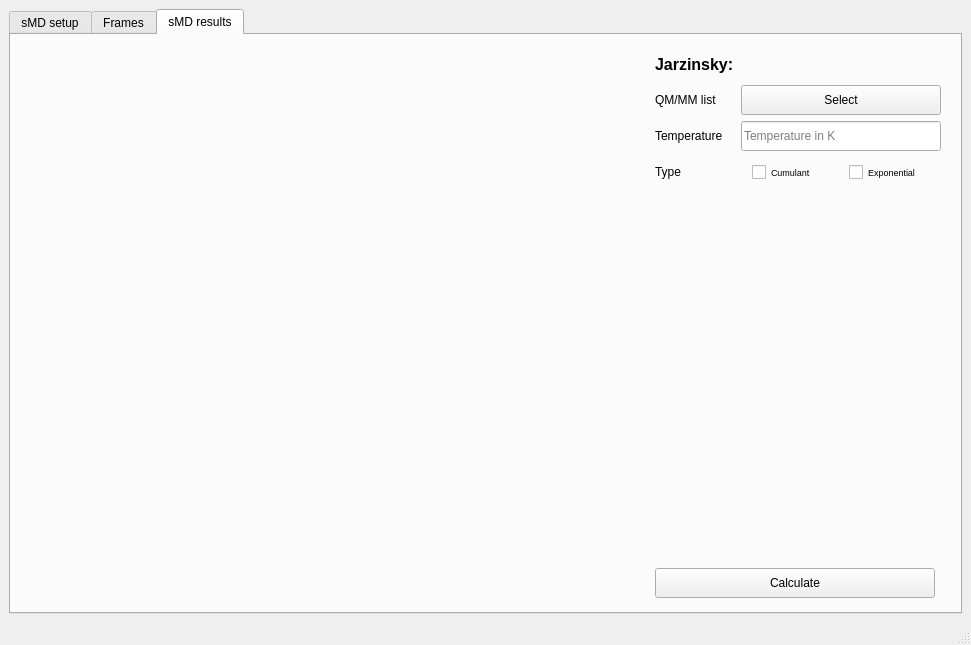
Before: the Qt Designer form smarts_gui/ui_files/simula.ui in CAMDgraz/SmarTSzyme_plugin, drawn with Qt 5.
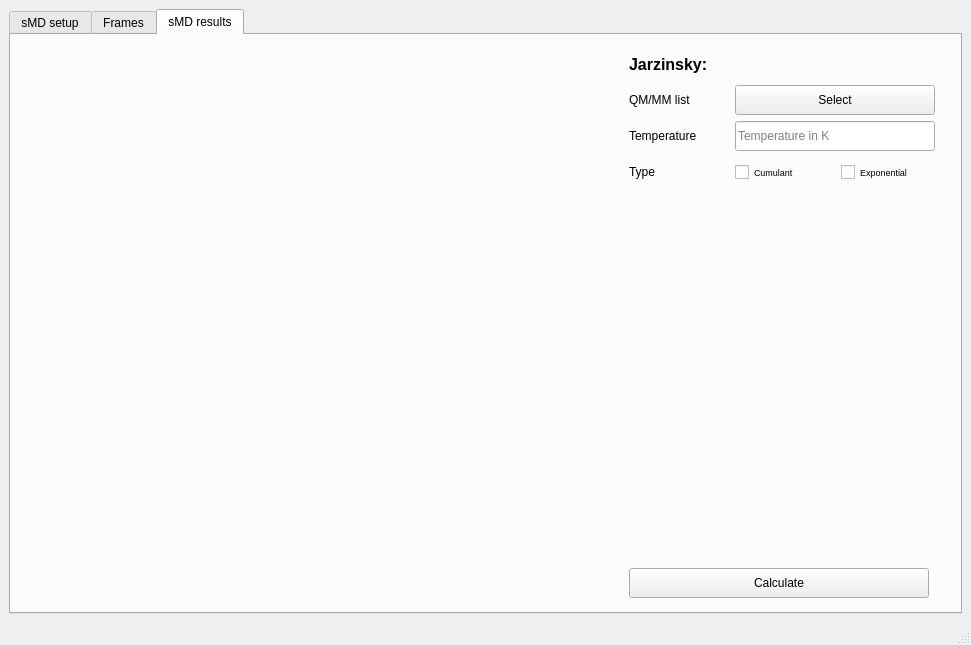
After: the same form once the commit is applied. The open tabs and pages were chosen to show the change.

Patch:
```diff
--- a/smarts_gui/ui_files/simula.ui
+++ b/smarts_gui/ui_files/simula.ui
@@ -797,13 +797,13 @@
              <widget class="QLabel" name="label_46">
               <property name="minimumSize">
                <size>
-                <width>80</width>
+                <width>100</width>
                 <height>30</height>
                </size>
               </property>
               <property name="maximumSize">
                <size>
-                <width>80</width>
+                <width>100</width>
                 <height>30</height>
                </size>
               </property>
@@ -816,13 +816,13 @@
              <widget class="QLabel" name="label_47">
               <property name="minimumSize">
                <size>
-                <width>80</width>
+                <width>100</width>
                 <height>30</height>
                </size>
               </property>
               <property name="maximumSize">
                <size>
-                <width>80</width>
+                <width>100</width>
                 <height>30</height>
                </size>
               </property>
@@ -837,13 +837,13 @@
                <widget class="QCheckBox" name="check_cumulant">
                 <property name="minimumSize">
                  <size>
-                  <width>50</width>
+                  <width>100</width>
                   <height>30</height>
                  </size>
                 </property>
                 <property name="maximumSize">
                  <size>
-                  <width>80</width>
+                  <width>100</width>
                   <height>30</height>
                  </size>
                 </property>
@@ -861,13 +861,13 @@
                <widget class="QCheckBox" name="check_exponential">
                 <property name="minimumSize">
                  <size>
-                  <width>50</width>
+                  <width>100</width>
                   <height>30</height>
                  </size>
                 </property>
                 <property name="maximumSize">
                  <size>
-                  <width>80</width>
+                  <width>100</width>
                   <height>30</height>
                  </size>
                 </property>
@@ -925,13 +925,13 @@
              <widget class="QLabel" name="label_48">
               <property name="minimumSize">
                <size>
-                <width>80</width>
+                <width>100</width>
                 <height>30</height>
                </size>
               </property>
               <property name="maximumSize">
                <size>
-                <width>80</width>
+                <width>100</width>
                 <height>30</height>
                </size>
               </property>
@@ -959,13 +959,13 @@
            <widget class="QPushButton" name="button_calculate">
             <property name="minimumSize">
              <size>
-              <width>280</width>
+              <width>300</width>
               <height>30</height>
              </size>
             </property>
             <property name="maximumSize">
              <size>
-              <width>280</width>
+              <width>300</width>
               <height>30</height>
              </size>
             </property>
```
Left out of the diff: 14 changed lines with no effect on the pictures. Lines whose indentation alone changed are shown as unchanged.
